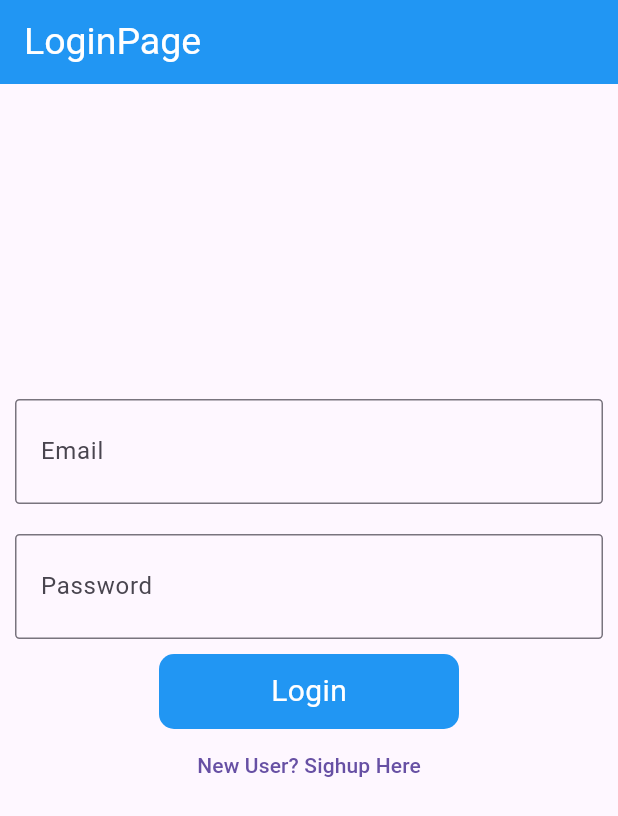
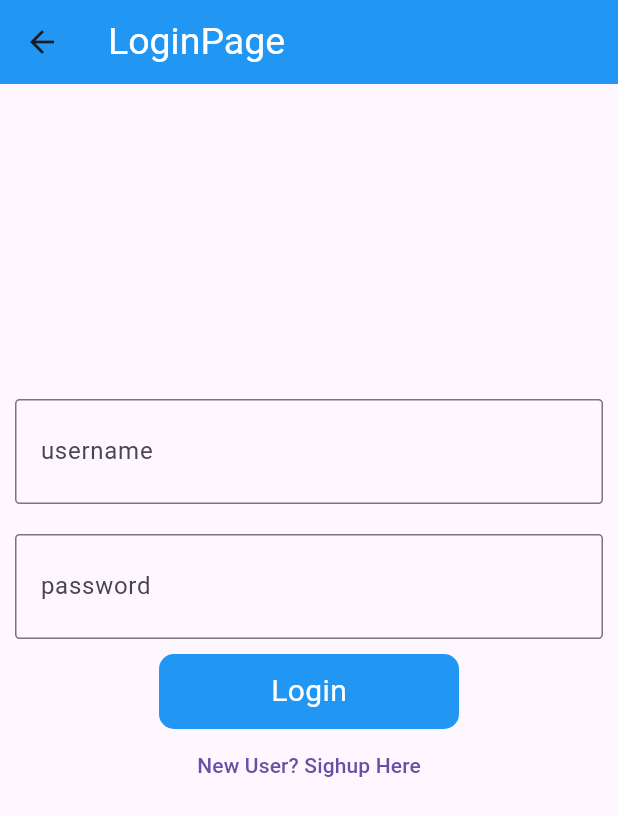
Before and after one commit to Kaushik-Pandav/databasepractice, a Flutter app: the LoginPage screen opened directly, after a tap on "Login", on a phone screen of 412 x 824 dp. Shown: the top 816 px of the screen. Run offline on Flutter 3.47's test engine with Material 3 defaults, Android fonts, the phone set to English and light mode, and no system bars; our stand-ins replace get, shared_preferences, sqflite; accounts and stored records are empty.

Commit message:
27/02/2025

```diff
--- a/lib/SignUpPage.dart
+++ b/lib/SignUpPage.dart
@@ -47,6 +47,7 @@ class _SighUpState extends State<SighUp> {
             child: InkWell(
               onTap: () {
                 controller.insertdata();
+                Navigator.pop(context);
               },
               child: Center(
                 child: Text(
--- a/lib/UserDatabaseController.dart
+++ b/lib/UserDatabaseController.dart
@@ -1,6 +1,8 @@
-import 'package:flutter/cupertino.dart';
+import 'package:flutter/material.dart';
 import 'package:get/get.dart';
 import 'package:login_signup/database.dart';
+import 'package:login_signup/showDatapage.dart';
+import 'package:shared_preferences/shared_preferences.dart';
 import 'package:sqflite/sqflite.dart';
 
 class UserDatabaseController extends GetxController {
@@ -11,14 +13,18 @@ class UserDatabaseController extends GetxController {
   TextEditingController numbercontroller = TextEditingController();
   TextEditingController passwordcontroler = TextEditingController();
 
+  @override
+  void onInit() {
+    // TODO: implement onInit
+    super.onInit();
+    userDatabase.createDatabase().then((value) => database = value);
+  }
 
-
-  void insertdata(
-  ) {
+  void insertdata() {
     String name = namecontroller.text.trim();
     String email = emailcontroller.text.trim();
     String password = passwordcontroler.text.trim();
-    String number=numbercontroller.text.trim();
+    String number = numbercontroller.text.trim();
     userDatabase.insert(
       database!,
       name: name,
@@ -27,10 +33,26 @@ class UserDatabaseController extends GetxController {
       password: password,
     );
   }
-  void login()
-  {
-    String username=emailcontroller.text.trim();
-    String password=passwordcontroler.text.trim();
-    userDatabase.checkdata(database!, username: username, password: password);
+
+  Future<void> login({
+    required String username,
+    required String password,
+  }) async {
+    SharedPreferences preferences = await SharedPreferences.getInstance();
+    List data = await userDatabase.checkdata(
+      database!,
+      username: username,
+      password: password,
+    );
+    if (data != null) {
+      await preferences.setString('username', '$username');
+      await preferences.setString('password', '$password');
+      Get.to(Showdatapage());
+    }
+  }
+  Future<List> showdata()
+  async {
+    List alldata=await userDatabase.readData(database!);
+    return alldata;
   }
 }
--- a/lib/database.dart
+++ b/lib/database.dart
@@ -1,3 +1,4 @@
+import 'package:login_signup/UserModal.dart';
 import 'package:path/path.dart';
 import 'package:sqflite/sqflite.dart';
 
@@ -18,14 +19,14 @@ class UserDatabase {
   }
 
   void insert(
-      Database db, {
-        required String name,
-        required String email,
-        required String password,
-        required String number
-      }) {
+    Database db, {
+    required String name,
+    required String email,
+    required String password,
+    required String number,
+  }) {
     String sql =
-        "INSERT INTO users ('name','email','password','number') VALUES('$name','$email','$password','$number')";
+        "INSERT INTO user ('name','email','password','number') VALUES('$name','$email','$password','$number')";
     db.rawInsert(sql);
   }
 
@@ -34,8 +35,28 @@ class UserDatabase {
     required String username,
     required String password,
   }) async {
-    String sql="SELECT id,name,email,number,password FROM user WHERE email='$username' OR number='$username' AND password='$password'";
-    List data=await db.rawQuery(sql);
+    String sql =
+        "SELECT id,name,number,password FROM user WHERE (email='$username' OR number='$username') AND password='$password'";
+    List data = await db.rawQuery(sql);
     return data;
   }
+
+  Future<List> readData(Database db) async {
+    String sql = "SELECT * FROM user";
+    List<Map> alldata = await db.rawQuery(sql);
+
+    List<UserModal> list = [];
+
+    for (int i = 0; i < alldata.length; i++) {
+      UserModal userModal = UserModal(
+        alldata[i]['id'],
+        alldata[i]['name'],
+        alldata[i]['number'],
+        alldata[i]['email'],
+        alldata[i]['password'],
+      );
+      list.add(userModal);
+    }
+    return list;
+  }
 }
--- a/lib/login.dart
+++ b/lib/login.dart
@@ -3,7 +3,6 @@ import 'package:get/get.dart';
 import 'package:login_signup/UserDatabaseController.dart';
 
 import 'SignUpPage.dart';
-import 'database.dart';
 
 class LoginPage extends StatefulWidget {
   const LoginPage({super.key});
@@ -15,6 +14,8 @@ class LoginPage extends StatefulWidget {
 class _LoginPageState extends State<LoginPage> {
   @override
   UserDatabaseController controller=Get.find<UserDatabaseController>();
+  TextEditingController username=TextEditingController();
+  TextEditingController password=TextEditingController();
 
   @override
   Widget build(BuildContext context) {
@@ -34,9 +35,9 @@ class _LoginPageState extends State<LoginPage> {
         Container(
           padding: const EdgeInsets.all(10),
           child: TextField(
-              controller: controller.emailcontroller,
+              controller: username,
               decoration: const InputDecoration(
-                  labelText: "Email",
+                  labelText: "username",
                   border: OutlineInputBorder(
                       gapPadding: 5,
                       borderRadius: BorderRadius.all(Radius.circular(3)))),
@@ -48,9 +49,9 @@ class _LoginPageState extends State<LoginPage> {
         Container(
           padding: const EdgeInsets.all(10),
           child: TextField(
-              controller: controller.passwordcontroler,
+              controller: password,
               decoration: const InputDecoration(
-                  labelText: "Password",
+                  labelText: "password",
                   border: OutlineInputBorder(
                       borderRadius: BorderRadius.all(Radius.circular(3)),
                       gapPadding: 5)),
@@ -68,8 +69,9 @@ class _LoginPageState extends State<LoginPage> {
             ),
             child: InkWell(
               onTap: () {
-                String user = controller.emailcontroller.text;
-                String pass = controller.passwordcontroler.text;
+                String user = username.text.trim();
+                String pass = password.text.trim();
+                controller.login(username: user, password: pass);
               },
               child: Center(child: Text('Login',style: TextStyle(
                 color: Colors.white,fontSize: 20
--- /dev/null
+++ b/lib/showDatapage.dart
@@ -0,0 +1,46 @@
+import 'package:flutter/material.dart';
+import 'package:get/get.dart';
+import 'package:login_signup/UserDatabaseController.dart';
+import 'package:login_signup/database.dart';
+
+class Showdatapage extends StatefulWidget {
+  const Showdatapage({super.key});
+
+  @override
+  State<Showdatapage> createState() => _ShowdatapageState();
+}
+
+class _ShowdatapageState extends State<Showdatapage> {
+  UserDatabaseController controller = Get.find<UserDatabaseController>();
+  List? alldata;
+  @override
+  void initState() {
+    // TODO: implement initState
+    super.initState();
+
+    UserDatabase().readData(controller.database!).then((value) {
+      alldata=value;
+    });
+  }
+
+  @override
+  Widget build(BuildContext context) {
+    return Scaffold(
+      appBar: AppBar(
+        backgroundColor: Colors.blue,
+        title: Text(
+          "ShowData",
+          style: TextStyle(color: Colors.white, fontSize: 35),
+        ),
+      ),
+      body: ListView.builder(
+        itemCount: alldata!.length,
+        itemBuilder: (context, index) {
+          return ListTile(
+            title: Text("${alldata![index]}"),//showing instance of usermodel
+          );
+        },
+      ),
+    );
+  }
+}
--- a/pubspec.yaml
+++ b/pubspec.yaml
@@ -37,6 +37,7 @@ dependencies:
   sqflite: ^2.4.2
   path: ^1.9.1
   get: ^4.7.2
+  shared_preferences:
 
 dev_dependencies:
   flutter_test:
```
Also changed, not shown: lib/UserModal.dart (added, +9 -0 lines), lib/main.dart (+15 -1 lines), pubspec.lock.
